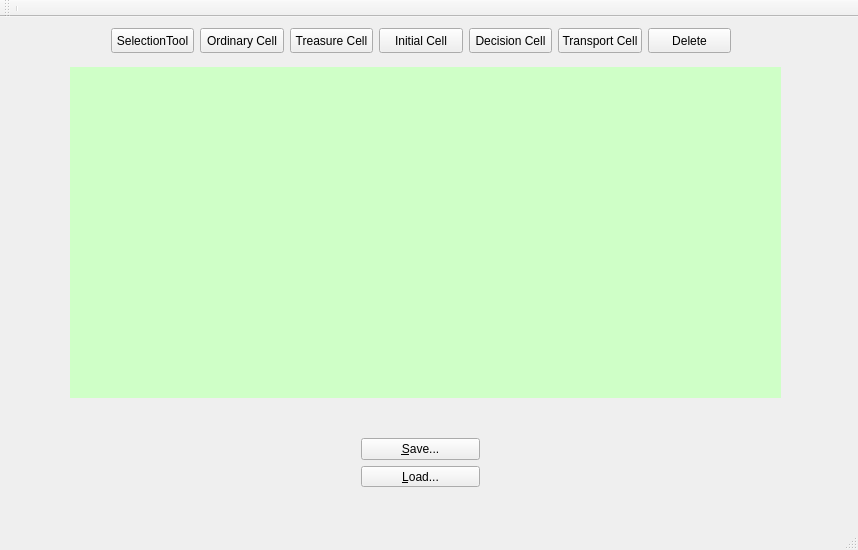
Before: the Qt Designer form WeWillDoOurBest/TryIt/mainwindow.ui in rasakereh/mapMaker, drawn with Qt 5.
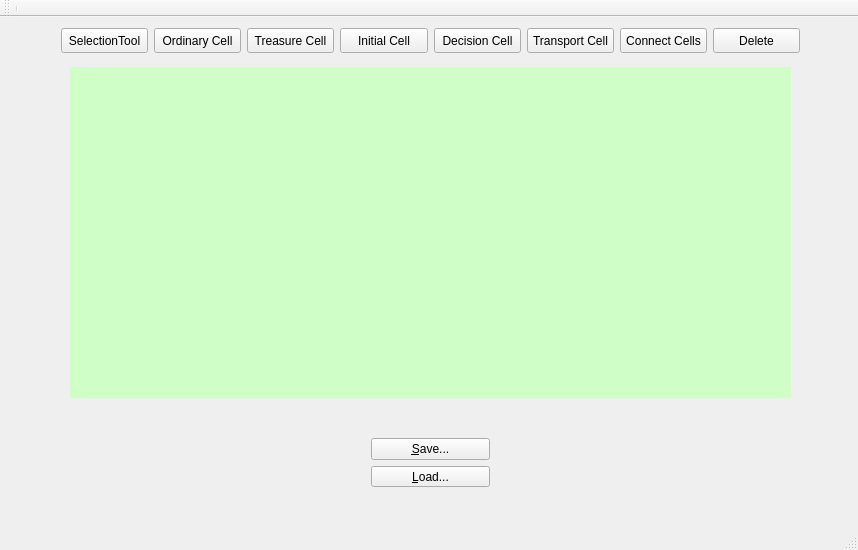
After: the same form once the commit is applied. Icons and pictures are not drawn. Custom widgets are drawn as their Qt base class.

Diff of the .ui file:
```diff
--- a/WeWillDoOurBest/TryIt/mainwindow.ui
+++ b/WeWillDoOurBest/TryIt/mainwindow.ui
@@ -20,9 +20,9 @@
    <widget class="QWidget" name="horizontalLayoutWidget">
     <property name="geometry">
      <rect>
-      <x>100</x>
+      <x>50</x>
       <y>0</y>
-      <width>642</width>
+      <width>761</width>
       <height>41</height>
      </rect>
     </property>
@@ -147,6 +147,22 @@
        </property>
       </widget>
      </item>
+     <item>
+      <widget class="QPushButton" name="connect_button">
+       <property name="sizePolicy">
+        <sizepolicy hsizetype="Minimum" vsizetype="Preferred">
+         <horstretch>0</horstretch>
+         <verstretch>0</verstretch>
+        </sizepolicy>
+       </property>
+       <property name="cursor">
+        <cursorShape>PointingHandCursor</cursorShape>
+       </property>
+       <property name="text">
+        <string>Connect Cells</string>
+       </property>
+      </widget>
+     </item>
      <item>
       <widget class="QPushButton" name="delete_button">
        <property name="sizePolicy">
@@ -171,7 +187,7 @@
      <rect>
       <x>70</x>
       <y>50</y>
-      <width>711</width>
+      <width>721</width>
       <height>331</height>
      </rect>
     </property>
@@ -606,7 +622,7 @@
    <widget class="QWidget" name="verticalLayoutWidget">
     <property name="geometry">
      <rect>
-      <x>350</x>
+      <x>360</x>
       <y>410</y>
       <width>141</width>
       <height>71</height>
```
Left out of the diff: 6 changed lines with no effect on the pictures.
